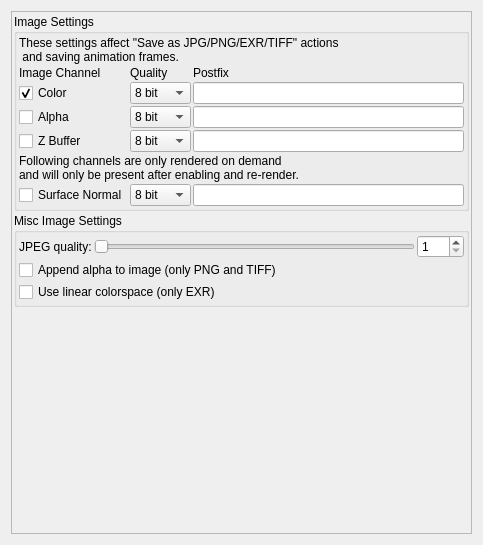
The window that mandelbulber2/qt/image_save_dialog.ui (buddhi1980/mandelbulber2) describes before a commit, drawn with Qt 5.
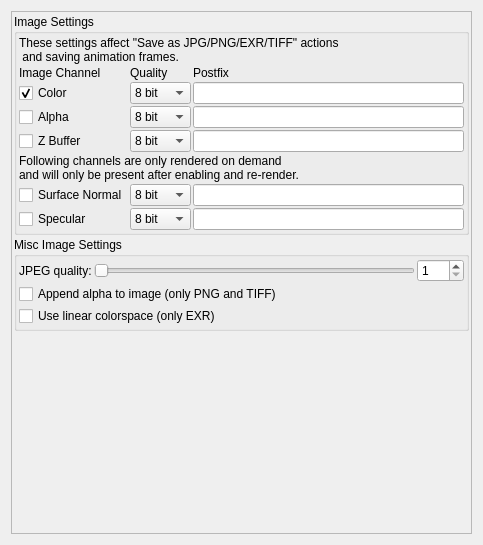
The same window after the commit. Icons and pictures are not drawn. Custom widgets are drawn as their Qt base class.

Commit message:
implemented optional specular image channel
- like the normal channel this channel can be generated optionally when
rendering and be outputted to the saved image

not working yet...

What changed in the file:
```diff
--- a/mandelbulber2/qt/image_save_dialog.ui
+++ b/mandelbulber2/qt/image_save_dialog.ui
@@ -254,6 +254,39 @@
                   </property>
                  </widget>
                 </item>
+                <item row="6" column="0">
+                 <widget class="QCheckBox" name="checkBox_specular_enabled">
+                  <property name="text">
+                   <string>Specular</string>
+                  </property>
+                 </widget>
+                </item>
+                <item row="6" column="1">
+                 <widget class="QComboBox" name="comboBox_specular_quality">
+                  <item>
+                   <property name="text">
+                    <string>8 bit</string>
+                   </property>
+                  </item>
+                  <item>
+                   <property name="text">
+                    <string>16 bit</string>
+                   </property>
+                  </item>
+                  <item>
+                   <property name="text">
+                    <string>32 bit</string>
+                   </property>
+                  </item>
+                 </widget>
+                </item>
+                <item row="6" column="2">
+                 <widget class="MyLineEdit" name="text_specular_postfix">
+                  <property name="text">
+                   <string/>
+                  </property>
+                 </widget>
+                </item>
                </layout>
               </item>
              </layout>
```
The commit also changes 9 other files.
